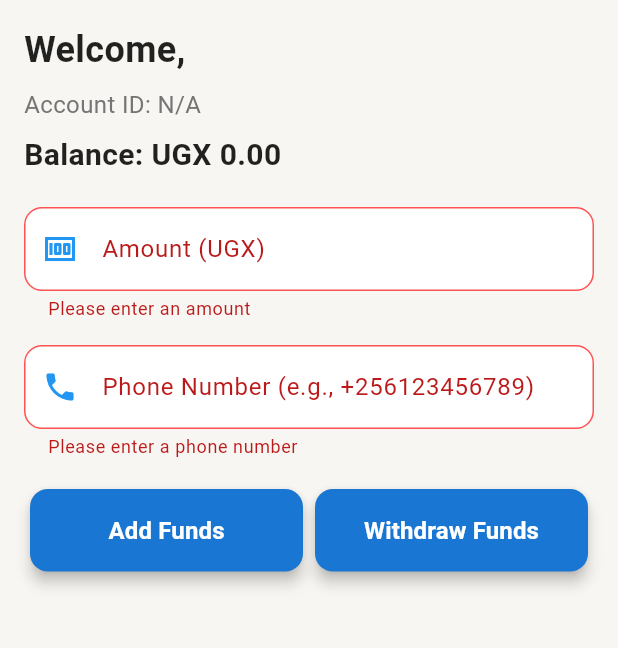
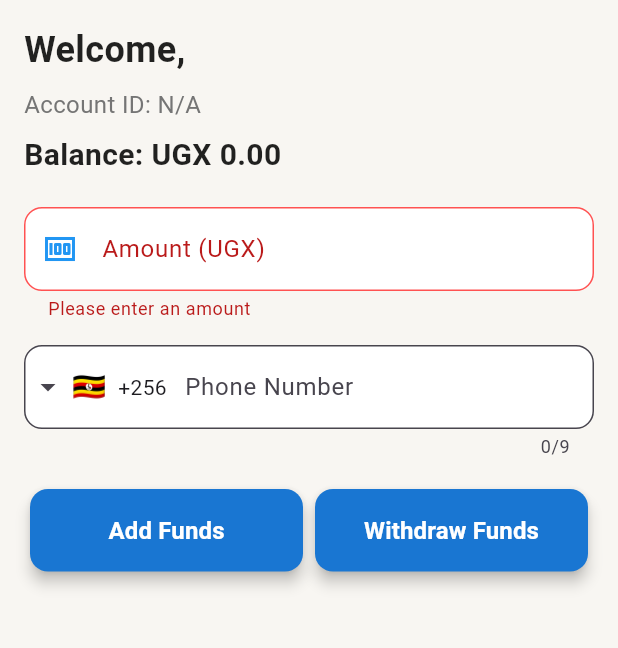
Before and after one commit to CTBen-tech/studbank, a Flutter app: the screen it shows once a user with an empty profile is signed in, after a tap on "Add Funds", after a tap on "Withdraw Funds", on a phone screen of 412 x 824 dp, the part 84-732 px from its top. Run offline on Flutter 3.47's test engine with Material 3 defaults, Android fonts, the phone set to English and light mode, and no system bars; drawn by our look-alikes of intl_phone_field; our stand-ins replace cloud_firestore, firebase_auth, firebase_core, fl_chart; accounts and stored records are empty.

Commit message:
added country codes feature in the dashboard phone number and also updated the dependecies

```diff
--- a/lib/pages/dashboard.dart
+++ b/lib/pages/dashboard.dart
@@ -2,6 +2,7 @@
 import 'package:cloud_firestore/cloud_firestore.dart';
 import 'package:firebase_auth/firebase_auth.dart';
 import 'package:flutter/material.dart';
+import 'package:intl_phone_field/intl_phone_field.dart';
 import 'package:studbank/services/momo_service.dart';
 import '../services/auth_service.dart';
 
@@ -9,27 +10,33 @@ class DashboardPage extends StatefulWidget {
   const DashboardPage({super.key});
 
   @override
-  _DashboardPageState createState() => _DashboardPageState();
+  DashboardPageState createState() => DashboardPageState(); // Public state class
 }
 
-class _DashboardPageState extends State<DashboardPage> {
+class DashboardPageState extends State<DashboardPage> {
   final _amountController = TextEditingController();
   final _phoneController = TextEditingController();
   final _formKey = GlobalKey<FormState>();
   bool _isLoading = false;
   String? _errorMessage;
   final User? user = FirebaseAuth.instance.currentUser;
+  String _selectedPhoneNumber = ''; // Store complete phone number with country code
 
   @override
   void initState() {
     super.initState();
-    // Initialize user data via AuthService
     if (user != null) {
       AuthService.initializeUser(user!).catchError((e) {
-        print('Error initializing user: $e');
+        debugPrint('Error initializing user: $e');
+        if (!mounted) return;
         setState(() {
-          _errorMessage = 'Error loading user data: $e';
+          _errorMessage = 'Failed to load user data. Please try logging out and back in.';
         });
+      });
+    } else {
+      if (!mounted) return;
+      setState(() {
+        _errorMessage = 'No user logged in. Please log in to continue.';
       });
     }
   }
@@ -43,6 +50,14 @@ class _DashboardPageState extends State<DashboardPage> {
 
   Future<void> _addFunds() async {
     if (!_formKey.currentState!.validate()) return;
+    if (user == null) {
+      if (!mounted) return;
+      setState(() {
+        _errorMessage = 'No user logged in. Please log in to continue.';
+      });
+      return;
+    }
+
     setState(() {
       _isLoading = true;
       _errorMessage = null;
@@ -50,11 +65,12 @@ class _DashboardPageState extends State<DashboardPage> {
 
     int retries = 3;
     int attempt = 1;
-    while (attempt <= retries) {
+    bool completed = false;
+    while (attempt <= retries && !completed) {
       try {
-        print('Attempting deposit (attempt $attempt/$retries)...');
+        debugPrint('Attempting deposit (attempt $attempt/$retries)...');
         final amount = _amountController.text;
-        final phone = _phoneController.text;
+        final phone = _selectedPhoneNumber;
         final externalId = '${user!.uid}_${DateTime.now().millisecondsSinceEpoch}';
 
         final success = await MomoService.requestToPay(
@@ -66,50 +82,76 @@ class _DashboardPageState extends State<DashboardPage> {
           payeeNote: 'Deposit for ${user!.email}',
         );
 
+        if (!mounted) return;
         if (success) {
           final userDoc = FirebaseFirestore.instance.collection('users').doc(user!.uid);
-          await userDoc.update({
+          await FirebaseFirestore.instance.runTransaction((transaction) async {
+            final snapshot = await transaction.get(userDoc);
+            if (!snapshot.exists) throw Exception('User document not found');
+            transaction.update(userDoc, {
               'balance': FieldValue.increment(double.parse(amount)),
             });
-          await userDoc.collection('transactions').add({
+            transaction.set(
+              userDoc.collection('transactions').doc(),
+              {
                 'type': 'deposit',
                 'amount': double.parse(amount),
                 'timestamp': FieldValue.serverTimestamp(),
                 'externalId': externalId,
                 'status': 'SUCCESSFUL',
+              },
+            );
           });
+          if (!mounted) return;
           setState(() {
             _errorMessage = 'Deposit successful!';
-          });
             _amountController.clear();
             _phoneController.clear();
+          });
         } else {
+          if (!mounted) return;
           setState(() {
-            _errorMessage = 'Deposit failed. Please try again.';
+            _errorMessage = 'Deposit failed. Please verify your phone number and try again.';
           });
         }
-        break;
+        completed = true;
       } catch (e) {
-        print('Deposit error (attempt $attempt/$retries): $e');
-        if (e.toString().contains('network') && attempt < retries) {
+        debugPrint('Deposit error (attempt $attempt/$retries): $e');
+        String errorMessage = 'Error processing deposit. Please try again.';
+        if (e.toString().contains('network')) {
+          errorMessage = 'Network error. Please check your internet connection and try again.';
+          if (attempt < retries) {
             await Future.delayed(Duration(seconds: attempt * 2));
             attempt++;
             continue;
           }
+        } else if (e.toString().contains('permission-denied')) {
+          errorMessage = 'Permission denied. Contact support for assistance.';
+        }
+        if (!mounted) return;
         setState(() {
-          _errorMessage = 'Error: $e';
+          _errorMessage = errorMessage;
         });
-        break;
-      } finally {
+        completed = true;
+      }
+    }
+    if (mounted && !completed) {
       setState(() {
         _isLoading = false;
       });
     }
   }
-  }
 
   Future<void> _withdrawFunds() async {
     if (!_formKey.currentState!.validate()) return;
+    if (user == null) {
+      if (!mounted) return;
+      setState(() {
+        _errorMessage = 'No user logged in. Please log in to continue.';
+      });
+      return;
+    }
+
     setState(() {
       _isLoading = true;
       _errorMessage = null;
@@ -117,25 +159,30 @@ class _DashboardPageState extends State<DashboardPage> {
 
     int retries = 3;
     int attempt = 1;
-    while (attempt <= retries) {
+    bool completed = false;
+    while (attempt <= retries && !completed) {
       try {
-        print('Attempting withdrawal (attempt $attempt/$retries)...');
+        debugPrint('Attempting withdrawal (attempt $attempt/$retries)...');
         final amount = _amountController.text;
-        final phone = _phoneController.text;
+        final phone = _selectedPhoneNumber;
         final externalId = '${user!.uid}_${DateTime.now().millisecondsSinceEpoch}';
         final userDoc = FirebaseFirestore.instance.collection('users').doc(user!.uid);
-        final docSnapshot = await userDoc.get();
-        final currentBalance = docSnapshot.data()?['balance']?.toDouble() ?? 0.0;
+
+        final success = await FirebaseFirestore.instance.runTransaction((transaction) async {
+          final snapshot = await transaction.get(userDoc);
+          if (!snapshot.exists) throw Exception('User document not found');
+          final currentBalance = snapshot.data()?['balance']?.toDouble() ?? 0.0;
           final withdrawAmount = double.parse(amount);
 
           if (withdrawAmount > currentBalance) {
+            if (!mounted) return false;
             setState(() {
-            _errorMessage = 'Insufficient balance';
+              _errorMessage = 'Insufficient balance. Please add funds or reduce the amount.';
             });
-          return;
+            return false;
           }
 
-        final success = await MomoService.transfer(
+          final momoSuccess = await MomoService.transfer(
             amount: amount,
             currency: 'UGX',
             externalId: externalId,
@@ -144,51 +191,69 @@ class _DashboardPageState extends State<DashboardPage> {
             payeeNote: 'Withdrawal for ${user!.email}',
           );
 
-        if (success) {
-          await userDoc.update({
+          if (momoSuccess) {
+            transaction.update(userDoc, {
               'balance': FieldValue.increment(-withdrawAmount),
             });
-          await userDoc.collection('transactions').add({
+            transaction.set(
+              userDoc.collection('transactions').doc(),
+              {
                 'type': 'withdrawal',
                 'amount': withdrawAmount,
                 'timestamp': FieldValue.serverTimestamp(),
                 'externalId': externalId,
                 'status': 'SUCCESSFUL',
+              },
+            );
+            return true;
+          }
+          return false;
         });
+
+        if (!mounted) return;
+        if (success) {
           setState(() {
             _errorMessage = 'Withdrawal successful!';
-          });
             _amountController.clear();
             _phoneController.clear();
-        } else {
+          });
+        } else if (_errorMessage == null) {
           setState(() {
-            _errorMessage = 'Withdrawal failed. Please try again.';
+            _errorMessage = 'Withdrawal failed. Please verify your phone number and try again.';
           });
         }
-        break;
+        completed = true;
       } catch (e) {
-        print('Withdrawal error (attempt $attempt/$retries): $e');
-        if (e.toString().contains('network') && attempt < retries) {
+        debugPrint('Withdrawal error (attempt $attempt/$retries): $e');
+        String errorMessage = 'Error processing withdrawal. Please try again.';
+        if (e.toString().contains('network')) {
+          errorMessage = 'Network error. Please check your internet connection and try again.';
+          if (attempt < retries) {
             await Future.delayed(Duration(seconds: attempt * 2));
             attempt++;
             continue;
           }
+        } else if (e.toString().contains('permission-denied')) {
+          errorMessage = 'Permission denied. Contact support for assistance.';
+        }
+        if (!mounted) return;
         setState(() {
-          _errorMessage = 'Error: $e';
+          _errorMessage = errorMessage;
         });
-        break;
-      } finally {
+        completed = true;
+      }
+    }
+    if (mounted && !completed) {
       setState(() {
         _isLoading = false;
       });
-      }
     }
   }
 
   @override
   Widget build(BuildContext context) {
     return Scaffold(
-      backgroundColor: const Color(0xFFF8F6F2), // Match login/signup
+      backgroundColor: const Color(0xFFF8F6F2),
       appBar: AppBar(
         title: const Text('StudBank Dashboard'),
         backgroundColor: Colors.blue.shade700,
@@ -196,22 +261,36 @@ class _DashboardPageState extends State<DashboardPage> {
         actions: [
           IconButton(
             icon: const Icon(Icons.logout),
-            onPressed: () => FirebaseAuth.instance.signOut(),
+            onPressed: () async {
+              final navigatorContext = context;
+              await FirebaseAuth.instance.signOut();
+              if (mounted) {
+                Navigator.pushReplacementNamed(navigatorContext, '/login');
+              }
+            },
           ),
         ],
       ),
-      body: StreamBuilder<DocumentSnapshot>(
+      body: user == null
+          ? const Center(child: Text('No user logged in. Please log in to continue.'))
+          : StreamBuilder<DocumentSnapshot>(
               stream: FirebaseFirestore.instance.collection('users').doc(user!.uid).snapshots(),
               builder: (context, snapshot) {
                 if (snapshot.connectionState == ConnectionState.waiting) {
                   return const Center(child: CircularProgressIndicator());
                 }
                 if (snapshot.hasError) {
-            print('Firestore error: ${snapshot.error}');
-            return Center(child: Text('Error: ${snapshot.error}'));
+                  debugPrint('Firestore error: ${snapshot.error}');
+                  String errorMessage = 'Error loading data. Please try again.';
+                  if (snapshot.error.toString().contains('network')) {
+                    errorMessage = 'Network error. Please check your internet connection and try again.';
+                  } else if (snapshot.error.toString().contains('permission-denied')) {
+                    errorMessage = 'Permission denied. Contact support for assistance.';
+                  }
+                  return Center(child: Text(errorMessage));
                 }
                 if (!snapshot.hasData || !snapshot.data!.exists) {
-            return const Center(child: CircularProgressIndicator());
+                  return const Center(child: Text('User data not found. Please log in again.'));
                 }
 
                 final data = snapshot.data!.data() as Map<String, dynamic>;
@@ -254,7 +333,7 @@ class _DashboardPageState extends State<DashboardPage> {
                           ),
                           const SizedBox(height: 20),
                           TextFormField(
-                      key: const ValueKey('amount'), // Fix webhint
+                            key: const ValueKey('amount'),
                             controller: _amountController,
                             decoration: InputDecoration(
                               labelText: 'Amount (UGX)',
@@ -273,28 +352,30 @@ class _DashboardPageState extends State<DashboardPage> {
                                 borderSide: const BorderSide(color: Colors.blue, width: 2),
                               ),
                             ),
-                      keyboardType: TextInputType.number,
+                            keyboardType: const TextInputType.numberWithOptions(decimal: true),
                             validator: (value) {
                               if (value == null || value.isEmpty) {
                                 return 'Please enter an amount';
                               }
                               final amount = double.tryParse(value);
                               if (amount == null || amount <= 0) {
-                          return 'Please enter a valid amount';
+                                return 'Please enter a valid amount greater than 0';
+                              }
+                              if (value.contains('.') && value.split('.')[1].length > 2) {
+                                return 'Amount cannot have more than 2 decimal places';
                               }
                               return null;
                             },
                           ),
                           const SizedBox(height: 16),
-                    TextFormField(
-                      key: const ValueKey('phone'), // Fix webhint
+                          IntlPhoneField(
+                            key: const ValueKey('phone'),
                             controller: _phoneController,
                             decoration: InputDecoration(
-                        labelText: 'Phone Number (e.g., +256123456789)',
+                              labelText: 'Phone Number',
                               border: OutlineInputBorder(
                                 borderRadius: BorderRadius.circular(12),
                               ),
-                        prefixIcon: const Icon(Icons.phone, color: Colors.blue),
                               filled: true,
                               fillColor: Colors.white,
                               errorBorder: OutlineInputBorder(
@@ -306,13 +387,16 @@ class _DashboardPageState extends State<DashboardPage> {
                                 borderSide: const BorderSide(color: Colors.blue, width: 2),
                               ),
                             ),
-                      keyboardType: TextInputType.phone,
-                      validator: (value) {
-                        if (value == null || value.isEmpty) {
-                          return 'Please enter a phone number';
+                            initialCountryCode: 'UG',
+                            onChanged: (phone) {
+                              _selectedPhoneNumber = phone.completeNumber;
+                            },
+                            validator: (phone) {
+                              if (phone == null || phone.number.isEmpty) {
+                                return 'Please select a country code and enter a phone number';
                               }
-                        if (!RegExp(r'^\+256[0-9]{9}$').hasMatch(value)) {
-                          return 'Enter a valid phone number';
+                              if (!phone.isValidNumber()) {
+                                return 'Please enter a valid phone number for the selected country';
                               }
                               return null;
                             },
--- a/pubspec.yaml
+++ b/pubspec.yaml
@@ -37,6 +37,8 @@ dependencies:
   flutter_secure_storage: ^9.2.2
   http: ^0.13.4
   uuid: ^4.0.0
+  intl_phone_field: ^3.2.0
+
 
   fl_chart: ^0.68.0
   english_words: ^4.0.0
```
Also changed, not shown: pubspec.lock. Lines whose indentation alone changed are shown as unchanged.
